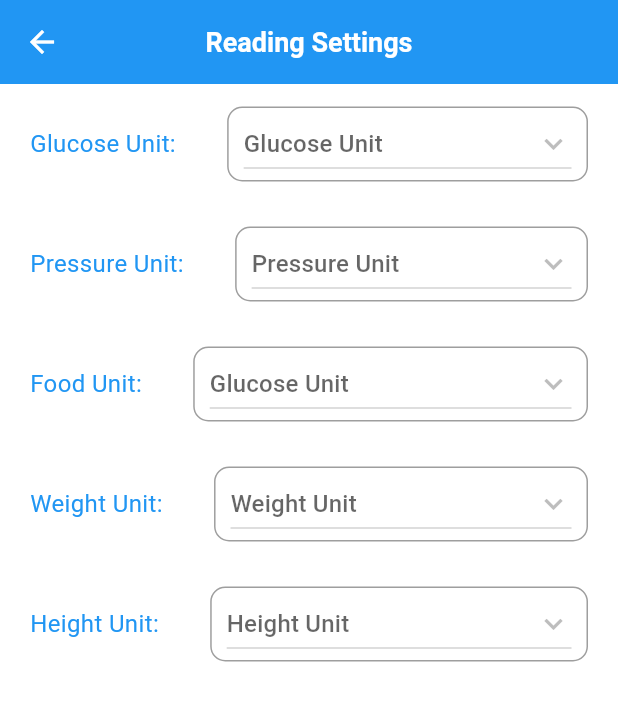
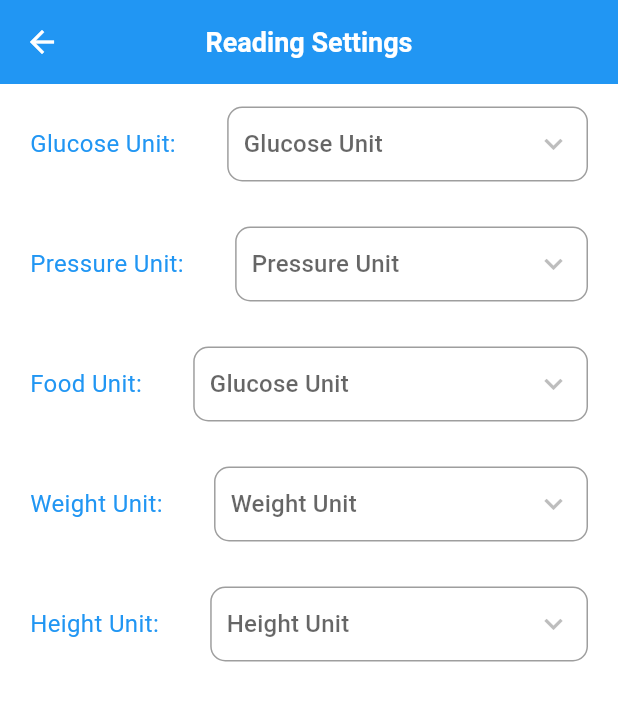
Before and after one commit to gulzarNabeel/gulzarNabeel, a Flutter app: the SettingsVC screen opened directly, on a phone screen of 412 x 824 dp. Shown: the top 701 px of the screen. Run offline on Flutter 3.47's test engine with Material 3 defaults, Android fonts, the phone set to English and light mode, and no system bars; our stand-ins replace cloud_firestore, firebase_auth, firebase_core, firebase_remote_config, firebase_storage, image_cropper and 3 more; missing offline and left inert: country_calling_code_picker, dart:ffi; accounts and stored records are empty; statements that could not run were skipped.

Commit message:
no message

```diff
--- a/lib/Screens/Profile/SettingsVC.dart
+++ b/lib/Screens/Profile/SettingsVC.dart
@@ -58,7 +58,7 @@ class _SettingsVCState extends State<SettingsVC> {
                               child: Padding(
                                 padding:
                                 const EdgeInsets.only(left: 10, right: 10),
-                                child: DropdownButton(
+                                child: DropdownButtonHideUnderline(child: DropdownButton(
                                   value: Utility().getUserData().glucoseUnit.unit,
                                   icon: const Icon(Icons.keyboard_arrow_down),
                                   isExpanded: true,
@@ -82,7 +82,7 @@ class _SettingsVCState extends State<SettingsVC> {
                                           });
                                         });
                                   },
-                                ),
+                                )),
                               )))
                     ]),
                   )),
@@ -108,7 +108,7 @@ class _SettingsVCState extends State<SettingsVC> {
                               child: Padding(
                                 padding:
                                 const EdgeInsets.only(left: 10, right: 10),
-                                child: DropdownButton(
+                                child: DropdownButtonHideUnderline(child: DropdownButton(
                                   value: Utility().getUserData().pressureUnit.unit,
                                   icon: const Icon(Icons.keyboard_arrow_down),
                                   isExpanded: true,
@@ -132,7 +132,7 @@ class _SettingsVCState extends State<SettingsVC> {
                                           });
                                         });
                                   },
-                                ),
+                                )),
                               )))
                     ]),
                   )),
@@ -158,7 +158,7 @@ class _SettingsVCState extends State<SettingsVC> {
                               child: Padding(
                                 padding:
                                 const EdgeInsets.only(left: 10, right: 10),
-                                child: DropdownButton(
+                                child: DropdownButtonHideUnderline(child: DropdownButton(
                                   value: Utility().getUserData().foodUnit.unit,
                                   icon: const Icon(Icons.keyboard_arrow_down),
                                   isExpanded: true,
@@ -182,7 +182,7 @@ class _SettingsVCState extends State<SettingsVC> {
                                           });
                                         });
                                   },
-                                ),
+                                )),
                               )))
                     ]),
                   )),
@@ -208,7 +208,7 @@ class _SettingsVCState extends State<SettingsVC> {
                               child: Padding(
                                 padding:
                                 const EdgeInsets.only(left: 10, right: 10),
-                                child: DropdownButton(
+                                child: DropdownButtonHideUnderline(child: DropdownButton(
                                   value: Utility().getUserData().weightUnit.unit,
                                   icon: const Icon(Icons.keyboard_arrow_down),
                                   isExpanded: true,
@@ -232,7 +232,7 @@ class _SettingsVCState extends State<SettingsVC> {
                                           });
                                         });
                                   },
-                                ),
+                                )),
                               )))
                     ]),
                   )),
@@ -258,7 +258,7 @@ class _SettingsVCState extends State<SettingsVC> {
                               child: Padding(
                                 padding:
                                 const EdgeInsets.only(left: 10, right: 10),
-                                child: DropdownButton(
+                                child: DropdownButtonHideUnderline(child: DropdownButton(
                                   value: Utility().getUserData().heightUnit.unit,
                                   icon: const Icon(Icons.keyboard_arrow_down),
                                   isExpanded: true,
@@ -282,7 +282,7 @@ class _SettingsVCState extends State<SettingsVC> {
                                           });
                                         });
                                   },
-                                ),
+                                )),
                               )))
                     ]),
                   ))
```
